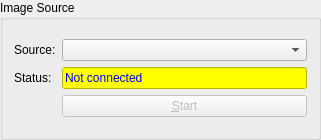
This is lavuelib/ui/SourceGroupBox.ui in syncope/lavue as Qt 5 draws it before an edit. The edited form follows.
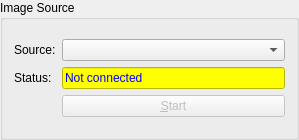
This is the edited form.

Commit message: add source tab files

The edit to the form file:
```diff
--- a/lavuelib/ui/SourceGroupBox.ui
+++ b/lavuelib/ui/SourceGroupBox.ui
@@ -6,7 +6,7 @@
    <rect>
     <x>0</x>
     <y>0</y>
-    <width>321</width>
+    <width>299</width>
     <height>140</height>
    </rect>
   </property>
```
The commit also changes 4 other files.
